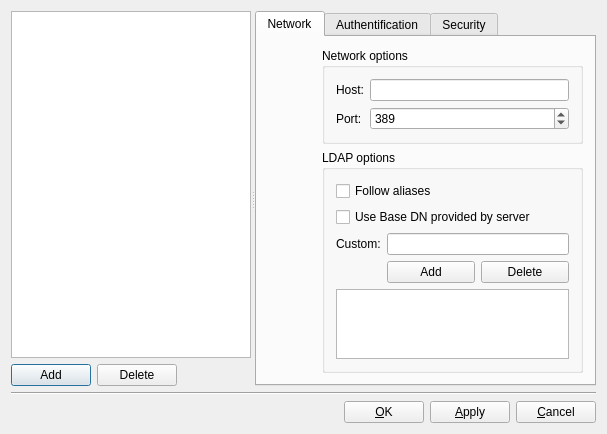
Old version of the form resources/forms/ServerDialogDesign.ui in the repository einaru/luma.
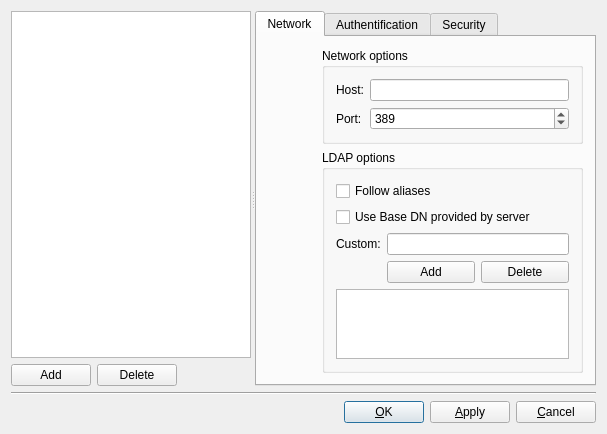
New version of the form.

Commit message: Improvments:   SearchPlugin:     Displaying the search result better.     Support for sorting and filtering in the result view.     Skeleton code and context menu added for view/delete/export of items. Fixes:   ServerDialog:     Fixed the echoMode in the password input.   Connection:     Added warning header in the module, and come cleanup.

```diff
--- a/resources/forms/ServerDialogDesign.ui
+++ b/resources/forms/ServerDialogDesign.ui
@@ -66,6 +66,12 @@
          <property name="text">
           <string>Add</string>
          </property>
+         <property name="autoDefault">
+          <bool>false</bool>
+         </property>
+         <property name="default">
+          <bool>false</bool>
+         </property>
         </widget>
        </item>
        <item row="1" column="1">
@@ -780,6 +786,12 @@
        <property name="autoDefault">
         <bool>false</bool>
        </property>
+       <property name="default">
+        <bool>true</bool>
+       </property>
+       <property name="flat">
+        <bool>false</bool>
+       </property>
       </widget>
      </item>
      <item>
```
Left out of the diff: 15 changed lines with no effect on the pictures. The commit also changes 13 other files.
